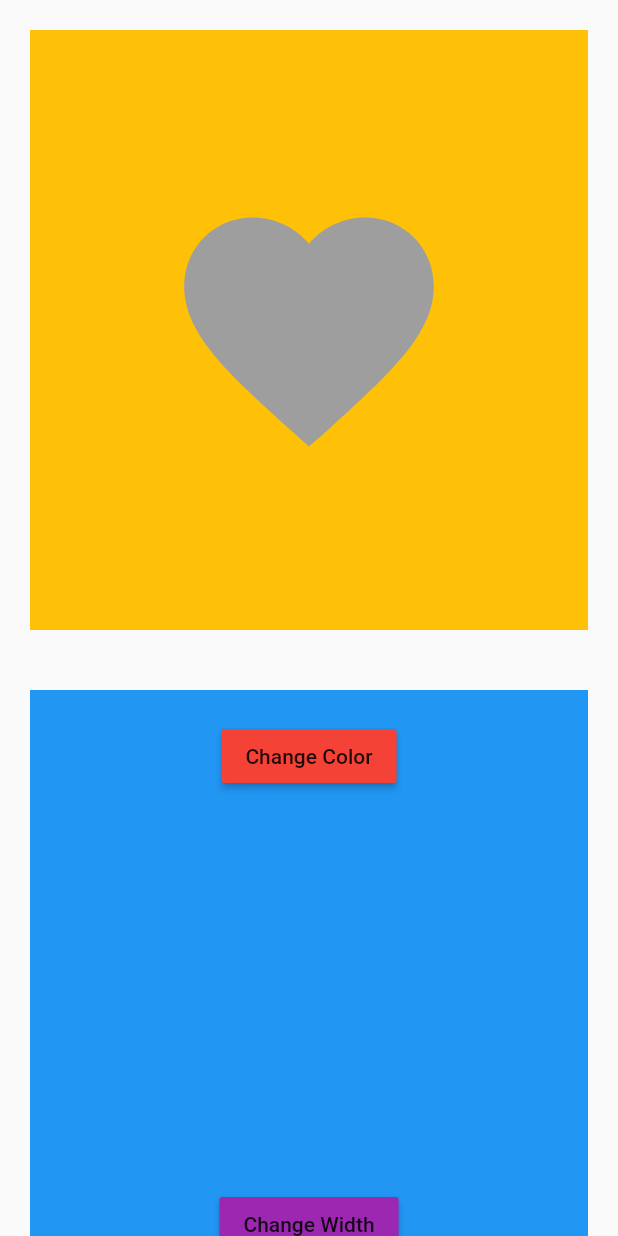
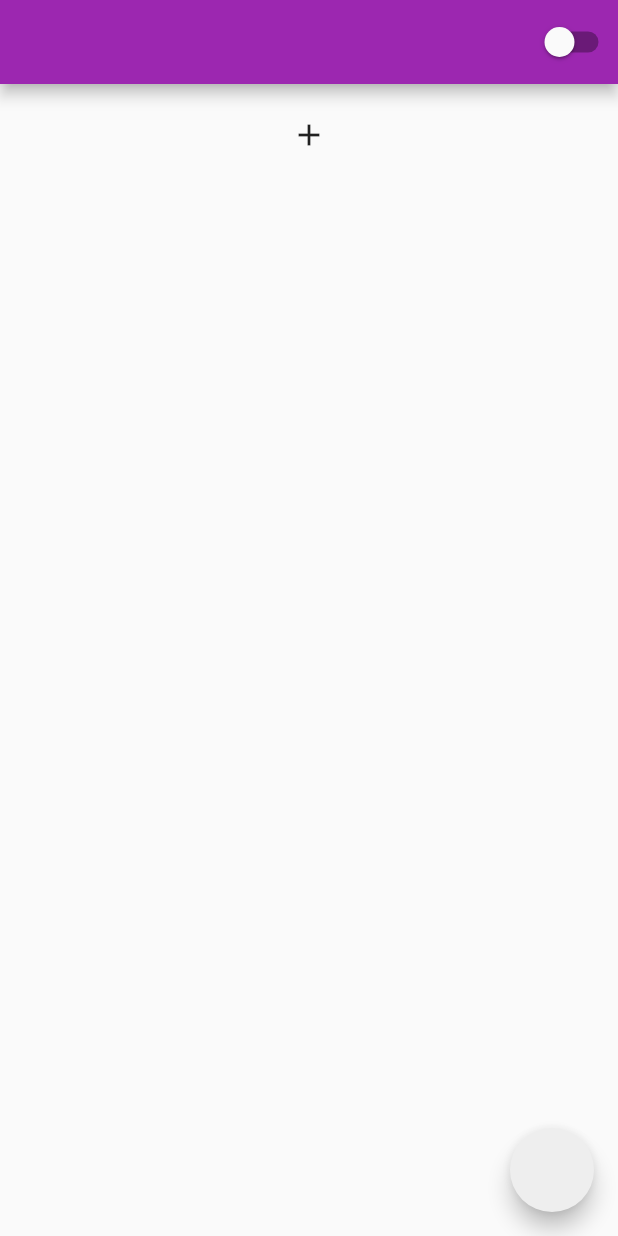
Before and after one commit to The-Closure/flutter_course_dynamic, a Flutter app: the screen it shows after launch, on a phone screen of 412 x 824 dp. Run offline on Flutter 3.47's test engine with Material 2 defaults, Android fonts, the light colour scheme and no system bars; our stand-ins replace lottie.

Commit message:
animation_and_theme

```diff
--- /dev/null
+++ b/lib/list_page.dart
@@ -0,0 +1,111 @@
+import 'package:animation_tween/theme/theme_provider.dart';
+import 'package:flutter/material.dart';
+import 'package:lottie/lottie.dart';
+import 'package:provider/provider.dart';
+
+class ListPage extends StatefulWidget {
+  const ListPage({super.key});
+
+  @override
+  State<ListPage> createState() => _ListPageState();
+}
+
+class _ListPageState extends State<ListPage> {
+  List items = [];
+
+  void addItem() {
+    items.insert(
+        items.isEmpty ? 0 : items.length - 1, "item ${items.length + 1}");
+    key.currentState!.insertItem(
+      items.isEmpty ? 0 : items.length - 1,
+      duration: const Duration(seconds: 1),
+    );
+  }
+
+  void removeItem(int index) {
+    items.removeAt(index);
+    key.currentState!.removeItem(index, (context, animation) {
+      return SizeTransition(
+        sizeFactor: animation,
+        child: const SizedBox(
+          width: double.infinity,
+          child: Card(
+            color: Colors.red,
+            child: Text(
+              "Deleted",
+              style: TextStyle(fontSize: 25),
+            ),
+          ),
+        ),
+      );
+    });
+  }
+
+  bool isChanged = false;
+
+  GlobalKey<AnimatedListState> key = GlobalKey<AnimatedListState>();
+  @override
+  Widget build(BuildContext context) {
+    return Scaffold(
+      appBar: AppBar(
+        actions: [
+          Switch(
+              value: isChanged,
+              onChanged: (currenValue) {
+                setState(
+                  () {
+                    isChanged = currenValue;
+                  },
+                );
+                Provider.of<ThemeProvider>(context, listen: false)
+                    .switchTheme();
+              })
+        ],
+      ),
+      floatingActionButton: FloatingActionButton(
+        onPressed: () {},
+      ),
+      body: Column(
+        children: [
+          const SizedBox(height: 10),
+          IconButton(onPressed: addItem, icon: const Icon(Icons.add)),
+          Expanded(
+            child: AnimatedList(
+              key: key,
+              itemBuilder: (BuildContext context, int index,
+                  Animation<double> animation) {
+                return SizeTransition(
+                  sizeFactor: animation,
+                  child: Card(
+                    color: Theme.of(context).cardColor,
+                    child: ListTile(
+                      title: Text(
+                        items[index],
+                        style: Theme.of(context).primaryTextTheme.headlineSmall,
+                      ),
+                      leading: IconButton(
+                          onPressed: () {
+                            removeItem(index);
+                          },
+                          icon: const Icon(Icons.delete)),
+                    ),
+                  ),
+                );
+              },
+            ),
+          ),
+          // Container(
+          //   width: 300,
+          //   height: 300,
+          //   color: Colors.grey,
+          //   child: Lottie.network(
+          //     'https://raw.githubusercontent.com/xvrh/lottie-flutter/master/example/assets/Mobilo/A.json',
+          //     width: 200,
+          //     height: 200,
+          //   ),
+          // ),
+        ],
+      ),
+    );
+  }
+}
--- a/lib/main.dart
+++ b/lib/main.dart
@@ -1,4 +1,8 @@
+import 'package:animation_tween/list_page.dart';
+import 'package:animation_tween/theme/theme.dart';
+import 'package:animation_tween/theme/theme_provider.dart';
 import 'package:flutter/material.dart';
+import 'package:provider/provider.dart';
 
 void main() {
   runApp(const MyApp());
@@ -9,8 +13,14 @@ class MyApp extends StatelessWidget {
 
   @override
   Widget build(BuildContext context) {
-    return const MaterialApp(
-      home: HomePage(),
+    return ChangeNotifierProvider(
+      create: (context) => ThemeProvider(),
+      child: Builder(
+        builder: (context) => MaterialApp(
+          theme: Provider.of<ThemeProvider>(context).themeData,
+          home: const ListPage(),
+        ),
+      ),
     );
   }
 }
@@ -31,16 +41,18 @@ class _HomePageState extends State<HomePage>
   double padding = 20;
   late Animation<Color?> colorAnimation;
   late Animation<double> sizeAnimation;
+  late Animation<double> curve;
 
   late AnimationController controller;
   @override
   void initState() {
     super.initState();
     controller = AnimationController(
-        duration: const Duration(milliseconds: 200), vsync: this);
+        duration: const Duration(milliseconds: 2000), vsync: this);
+    curve = CurvedAnimation(parent: controller, curve: Curves.bounceInOut);
 
     colorAnimation =
-        ColorTween(begin: Colors.grey, end: Colors.red).animate(controller);
+        ColorTween(begin: Colors.grey, end: Colors.red).animate(curve);
 
     sizeAnimation = TweenSequence(
       <TweenSequenceItem<double>>[
@@ -49,7 +61,7 @@ class _HomePageState extends State<HomePage>
         TweenSequenceItem(
             tween: Tween<double>(begin: 300, end: 200), weight: 50),
       ],
-    ).animate(controller);
+    ).animate(curve);
 
     controller.addListener(() {
       print(controller.value);
@@ -114,7 +126,7 @@ class _HomePageState extends State<HomePage>
                       mainAxisAlignment: MainAxisAlignment.spaceBetween,
                       children: [
                         MaterialButton(
-                          color: Colors.red,
+                          color: Theme.of(context).primaryColor,
                           onPressed: () {
                             setState(() {
                               color = Colors.green;
@@ -138,6 +150,7 @@ class _HomePageState extends State<HomePage>
                   ),
                 ),
                 AnimatedOpacity(
+                  curve: Curves.easeInOutCirc,
                   duration: const Duration(seconds: 2),
                   opacity: opacity,
                   child: const Text(
@@ -149,8 +162,9 @@ class _HomePageState extends State<HomePage>
                 ),
                 const SizedBox(height: 25),
                 AnimatedPadding(
+                  curve: Curves.bounceInOut,
                   padding: EdgeInsets.all(padding),
-                  duration: const Duration(seconds: 2),
+                  duration: const Duration(seconds: 1),
                   child: Container(
                     color: Colors.black,
                     width: 200,
@@ -171,8 +185,9 @@ class _HomePageState extends State<HomePage>
                   ),
                 ),
                 TweenAnimationBuilder(
+                  curve: Curves.slowMiddle,
                   tween: Tween(begin: 0.0, end: 1.0),
-                  duration: const Duration(seconds: 1),
+                  duration: const Duration(seconds: 3),
                   builder: (context, value, child) {
                     return Padding(
                       padding: EdgeInsets.only(top: value * 50),
--- /dev/null
+++ b/lib/theme/theme.dart
@@ -0,0 +1,38 @@
+import 'package:flutter/material.dart';
+
+ThemeData lightTheme = ThemeData(
+  primaryTextTheme: const TextTheme(
+    headlineSmall: TextStyle(
+      color: Colors.red,
+      fontSize: 20,
+    ),
+  ),
+  primarySwatch: Colors.brown,
+  appBarTheme: const AppBarTheme(
+    color: Colors.purple,
+  ),
+  cardColor: Colors.green,
+  colorScheme: ColorScheme.light(
+    primary: Colors.grey.shade300,
+    secondary: Colors.grey.shade200,
+  ),
+);
+
+ThemeData darkTheme = ThemeData(
+  primaryTextTheme: const TextTheme(
+      headlineSmall: TextStyle(
+    color: Colors.blue,
+    fontSize: 20,
+  )),
+  primaryColor: Colors.purple,
+  primarySwatch: Colors.blue,
+  cardColor: Colors.orange,
+  appBarTheme: const AppBarTheme(
+    color: Colors.black,
+  ),
+  colorScheme: ColorScheme.dark(
+    background: Colors.green,
+    primary: Colors.grey.shade900,
+    secondary: Colors.grey.shade800,
+  ),
+);
--- /dev/null
+++ b/lib/theme/theme_provider.dart
@@ -0,0 +1,16 @@
+import 'package:animation_tween/theme/theme.dart';
+import 'package:flutter/material.dart';
+
+class ThemeProvider extends ChangeNotifier {
+  ThemeData _themeData = lightTheme;
+
+  get themeData => _themeData;
+  set themeData(themeData) {
+    _themeData = themeData;
+    notifyListeners();
+  }
+
+  void switchTheme() {
+    _themeData == lightTheme ? themeData = darkTheme : themeData = lightTheme;
+  }
+}
--- a/pubspec.yaml
+++ b/pubspec.yaml
@@ -35,6 +35,8 @@ dependencies:
   # The following adds the Cupertino Icons font to your application.
   # Use with the CupertinoIcons class for iOS style icons.
   cupertino_icons: ^1.0.2
+  lottie: ^2.7.0
+  provider: ^6.1.1
 
 dev_dependencies:
   flutter_test:
```
Also changed, not shown: pubspec.lock.
